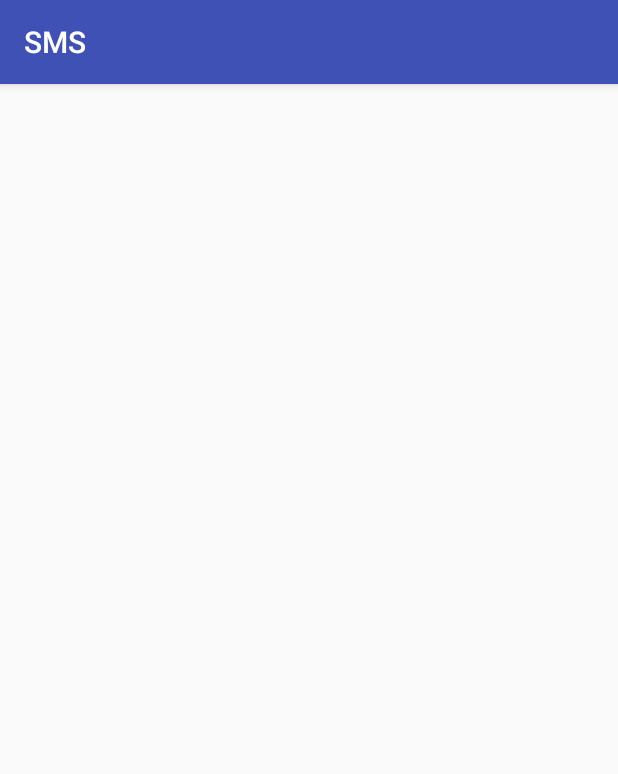
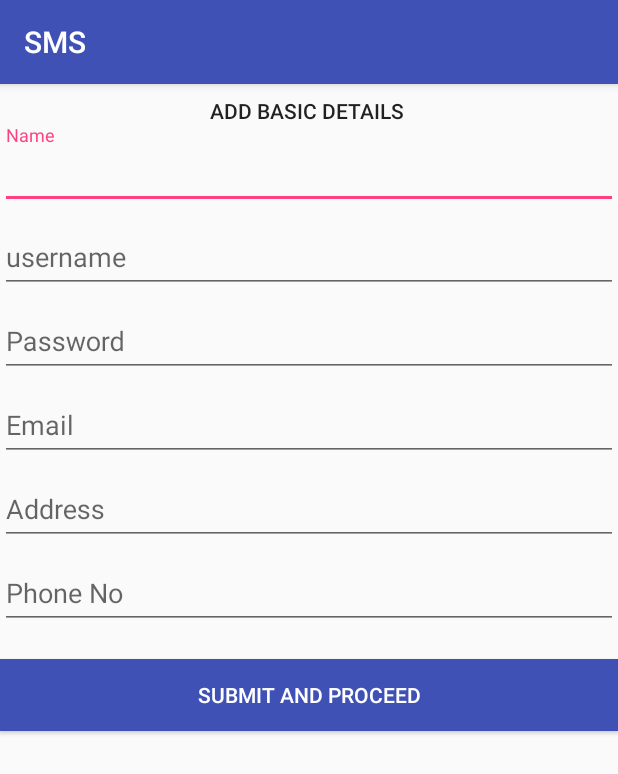
Before and after one commit to sachinitk/SMS, an Android app: the add_stud screen opened directly, with no data from a screen before it, on a phone screen of 412 x 824 dp. Shown: the top 774 px of the screen. Run offline under Robolectric (Android 15) with nearby library versions, the phone set to English and light mode, and no system bars.

Commit message:
Second Commit

```diff
--- a/app/src/main/java/com/example/sachin/sms/Admin/add_stud.java
+++ b/app/src/main/java/com/example/sachin/sms/Admin/add_stud.java
@@ -11,5 +11,6 @@ public class add_stud extends AppCompatActivity {
     protected void onCreate(Bundle savedInstanceState) {
         super.onCreate(savedInstanceState);
         setContentView(R.layout.activity_add_stud);
+
     }
 }
--- a/app/src/main/java/com/example/sachin/sms/Admin/admin_menu.java
+++ b/app/src/main/java/com/example/sachin/sms/Admin/admin_menu.java
@@ -1,15 +1,26 @@
 package com.example.sachin.sms.Admin;
 
+import android.content.Intent;
 import android.support.v7.app.AppCompatActivity;
 import android.os.Bundle;
+import android.view.View;
+import android.widget.Button;
 
 import com.example.sachin.sms.R;
 
 public class admin_menu extends AppCompatActivity {
-
+    private Button add_stud ;
     @Override
     protected void onCreate(Bundle savedInstanceState) {
         super.onCreate(savedInstanceState);
         setContentView(R.layout.activity_admin_menu);
+        add_stud = (Button)findViewById(R.id.add_student);
+
+        add_stud.setOnClickListener(new View.OnClickListener() {
+            @Override
+            public void onClick(View view) {
+                startActivity(new Intent(admin_menu.this, com.example.sachin.sms.Admin.add_stud.class));
+            }
+        });
     }
 }
--- a/app/src/main/res/layout/activity_add_stud.xml
+++ b/app/src/main/res/layout/activity_add_stud.xml
@@ -1,9 +1,105 @@
 <?xml version="1.0" encoding="utf-8"?>
-<android.support.constraint.ConstraintLayout xmlns:android="http://schemas.android.com/apk/res/android"
+<RelativeLayout xmlns:android="http://schemas.android.com/apk/res/android"
     xmlns:app="http://schemas.android.com/apk/res-auto"
     xmlns:tools="http://schemas.android.com/tools"
     android:layout_width="match_parent"
     android:layout_height="match_parent"
     tools:context="com.example.sachin.sms.Admin.add_stud">
+<LinearLayout
+    android:layout_width="match_parent"
+    android:layout_height="match_parent"
+    android:orientation="vertical">
 
-</android.support.constraint.ConstraintLayout>
+    <TextView
+        android:layout_width="wrap_content"
+        android:layout_height="wrap_content"
+        android:layout_marginLeft="140dp"
+        android:layout_marginTop="@dimen/fab_margin_up"
+        android:contentDescription="?android:attr/candidatesTextStyleSpans"
+        android:text="ADD BASIC DETAILS"
+        android:textAppearance="@style/TextAppearance.AppCompat.Button" />
+
+    <android.support.design.widget.TextInputLayout
+        android:id="@+id/input_layout_name"
+        android:layout_width="match_parent"
+        android:layout_height="wrap_content">
+
+        <EditText
+            android:id="@+id/stud_add_name"
+            android:layout_width="match_parent"
+            android:layout_height="wrap_content"
+            android:singleLine="true"
+            android:hint="Name" />
+    </android.support.design.widget.TextInputLayout>
+
+    <android.support.design.widget.TextInputLayout
+        android:id="@+id/input_layout_username"
+        android:layout_width="match_parent"
+        android:layout_height="wrap_content">
+
+        <EditText
+            android:id="@+id/stud_add_username"
+            android:layout_width="match_parent"
+            android:layout_height="wrap_content"
+            android:singleLine="true"
+            android:hint="@string/username" />
+    </android.support.design.widget.TextInputLayout>
+
+    <android.support.design.widget.TextInputLayout
+        android:id="@+id/input_layout_password"
+        android:layout_width="match_parent"
+        android:layout_height="wrap_content">
+
+        <EditText
+            android:id="@+id/add_stud_password"
+            android:layout_width="match_parent"
+            android:layout_height="wrap_content"
+            android:inputType="textPassword"
+            android:hint="@string/student_password" />
+    </android.support.design.widget.TextInputLayout>
+
+    <android.support.design.widget.TextInputLayout
+        android:id="@+id/input_layout_email"
+        android:layout_width="match_parent"
+        android:layout_height="wrap_content">
+
+        <EditText
+            android:id="@+id/add_stud_email"
+            android:layout_width="match_parent"
+            android:layout_height="wrap_content"
+            android:hint="@string/student_email" />
+    </android.support.design.widget.TextInputLayout>
+
+    <android.support.design.widget.TextInputLayout
+        android:id="@+id/input_layout_address"
+        android:layout_width="match_parent"
+        android:layout_height="wrap_content">
+
+        <EditText
+            android:id="@+id/add_stud_address"
+            android:layout_width="match_parent"
+            android:layout_height="wrap_content"
+            android:hint="@string/address" />
+    </android.support.design.widget.TextInputLayout>
+    <android.support.design.widget.TextInputLayout
+        android:id="@+id/input_layout_mobile"
+        android:layout_width="match_parent"
+        android:layout_height="wrap_content">
+
+        <EditText
+            android:id="@+id/add_stud_mobile"
+            android:layout_width="match_parent"
+            android:layout_height="wrap_content"
+            android:hint="@string/phoneno." />
+    </android.support.design.widget.TextInputLayout>
+    <Button
+    android:id="@+id/submit_proceed1"
+    android:layout_width="fill_parent"
+    android:layout_height="wrap_content"
+    android:text="@string/Subpro"
+    android:background="@color/colorPrimary"
+    android:layout_marginTop="20dp"
+    android:textColor="@android:color/white"/>
+
+</LinearLayout>
+</RelativeLayout>
--- a/app/src/main/res/values/dimens.xml
+++ b/app/src/main/res/values/dimens.xml
@@ -5,4 +5,5 @@
     <dimen name="activity_vertical_margin">16dp</dimen>
     <dimen name="fab_margin">16dp</dimen>
     <dimen name="logo_w_h">100dp</dimen>
+    <dimen name="fab_margin_up">8dp</dimen>
 </resources>
--- a/app/src/main/res/values/strings.xml
+++ b/app/src/main/res/values/strings.xml
@@ -17,5 +17,10 @@
     <string name="update_stud">Update Student</string>
     <string name="delete_stud">Delete_Student</string>
     <string name="logout">Logout</string>
+    <string name="username">username</string>
+    <string name="address">Address</string>
+    <string name="phoneno.">Phone No</string>
+    <string name="sem">Semester</string>
+    <string name="Subpro">Submit and Proceed</string>
 
 </resources>
```
